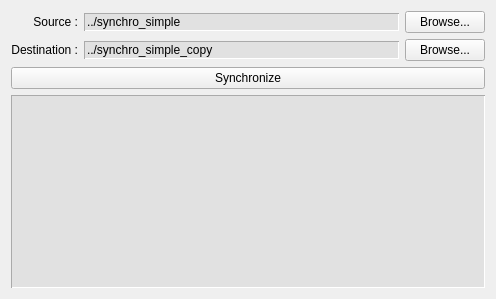
Old version of the form qt/synchro_simple/synchro_simple/dialog.ui in the repository hlaporthein/sandbox.
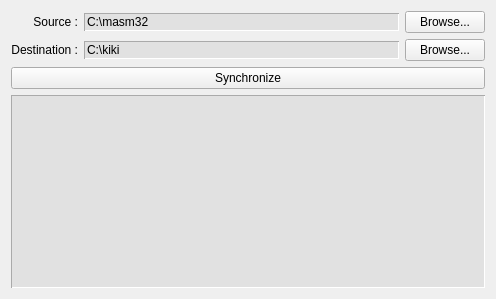
New version of the form. Icons and pictures are not drawn.

The edit to the form file:
```diff
--- a/qt/synchro_simple/synchro_simple/dialog.ui
+++ b/qt/synchro_simple/synchro_simple/dialog.ui
@@ -68,7 +68,7 @@
 border-style: inset;</string>
          </property>
          <property name="text">
-          <string>../synchro_simple_copy</string>
+          <string>C:\kiki</string>
          </property>
          <property name="readOnly">
           <bool>true</bool>
@@ -84,7 +84,7 @@
 border-style: inset;</string>
          </property>
          <property name="text">
-          <string>../synchro_simple</string>
+          <string>C:\masm32</string>
          </property>
          <property name="readOnly">
           <bool>true</bool>
```
